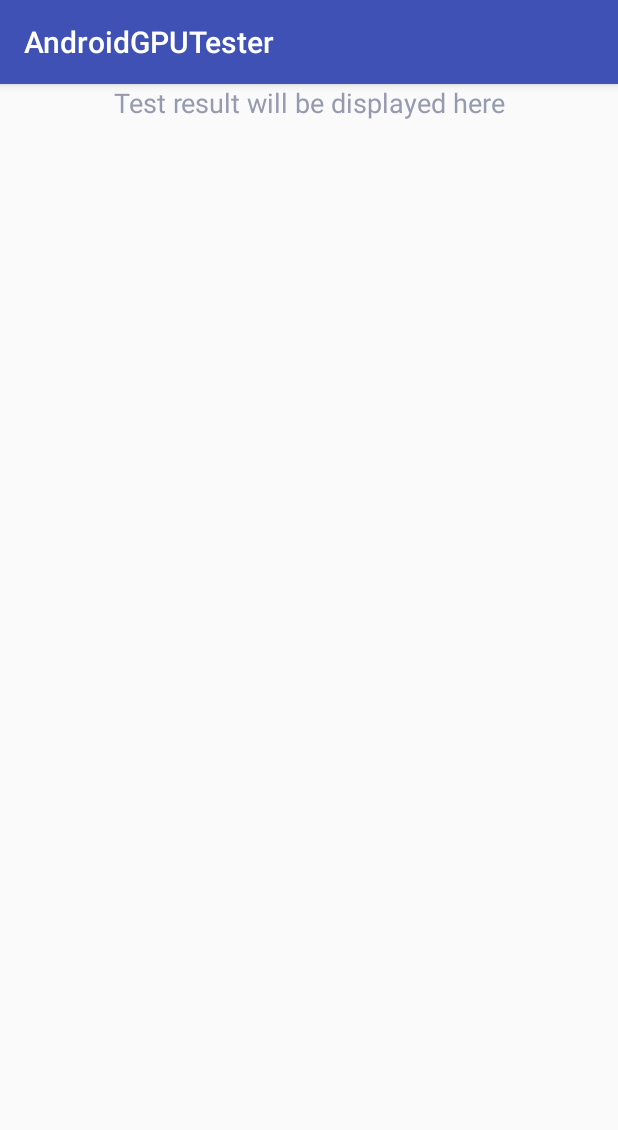
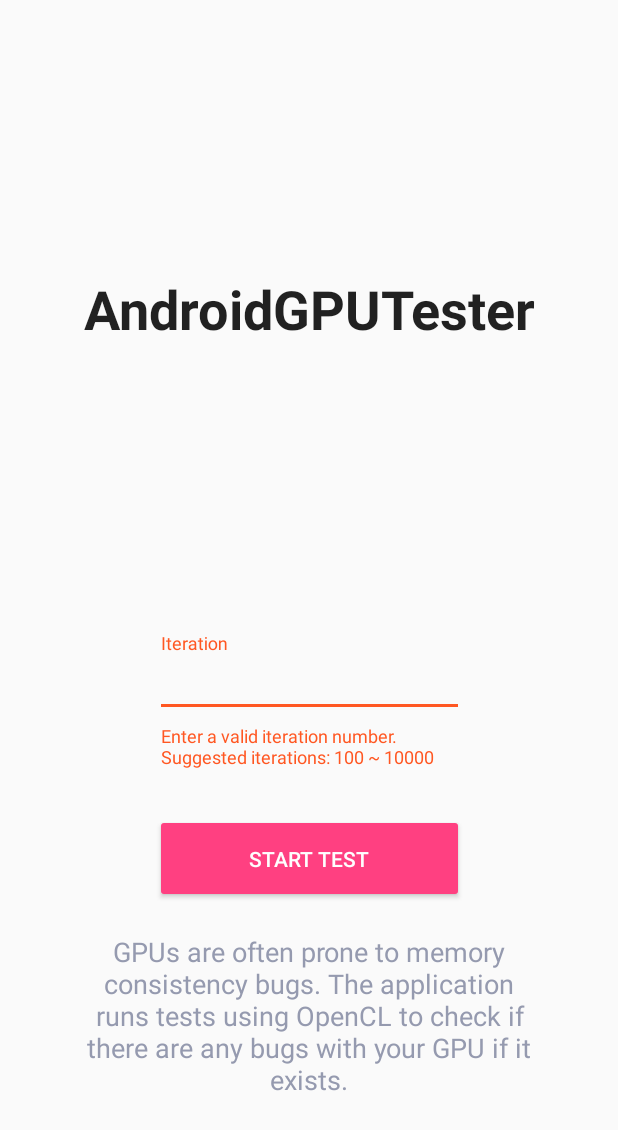
Before and after one commit to suhjohn/GPULitmusExecutor, an Android app: the screen it shows after launch (TestFinishedActivity before the commit, MainActivitiy after it), after a tap on "START TEST", on a phone screen of 412 x 824 dp. Shown: the top 1130 px of the screen. Run offline under Robolectric (Android 15) with nearby library versions, the phone set to English and light mode, and no system bars.

Commit message:
json + iteration input from application

```diff
--- a/app/build.gradle
+++ b/app/build.gradle
@@ -9,6 +9,10 @@ android {
         versionCode 1
         versionName "1.0"
         externalNativeBuild{
+            cmake{
+                cppFlags "-fexceptions -frtti -std=c++11"
+                arguments "-DANDROID_STL=c++_shared"
+            }
         }
         ndk{
             abiFilters 'arm64-v8a'
@@ -23,6 +27,7 @@ android {
     }
     externalNativeBuild {
         cmake {
+            version "3.10.2"
             path "./src/main/cpp/CMakeLists.txt"
         }
     }
@@ -38,4 +43,5 @@ dependencies {
     implementation fileTree(dir: 'libs', include: ['*.jar'])
     implementation 'com.android.support:appcompat-v7:28.0.0'
     implementation 'com.android.support.constraint:constraint-layout:1.1.3'
+    implementation 'com.android.support:design:28.0.0'
 }
--- a/app/src/main/cpp/CMakeLists.txt
+++ b/app/src/main/cpp/CMakeLists.txt
@@ -1,7 +1,9 @@
-cmake_minimum_required(VERSION 3.4.1)
+cmake_minimum_required(VERSION 3.10)
 
 
 # Include OpenCL
+set(CMAKE_CXX_STANDARD 17)
+
 set(jniLibsDir ${PROJECT_SOURCE_DIR}/../jniLibs/${ANDROID_ABI})
 
 include_directories(includes)
--- a/app/src/main/java/com/example/openclexample/MainActivitiy.java
+++ b/app/src/main/java/com/example/openclexample/MainActivitiy.java
@@ -1,26 +1,17 @@
-/*
- * Copyright (C) 2016 The Android Open Source Project
- *
- * Licensed under the Apache License, Version 2.0 (the "License");
- * you may not use this file except in compliance with the License.
- * You may obtain a copy of the License at
- *
- *      http://www.apache.org/licenses/LICENSE-2.0
- *
- * Unless required by applicable law or agreed to in writing, software
- * distributed under the License is distributed on an "AS IS" BASIS,
- * WITHOUT WARRANTIES OR CONDITIONS OF ANY KIND, either express or implied.
- * See the License for the specific language governing permissions and
- * limitations under the License.
- */
 package com.example.openclexample;
 
+import android.app.Activity;
+import android.content.Context;
 import android.content.Intent;
-import android.support.v7.app.AppCompatActivity;
+import android.support.design.widget.TextInputLayout;
 import android.os.Bundle;
 import android.view.View;
+import android.view.inputmethod.InputMethodManager;
+import android.widget.EditText;
 
-public class MainActivitiy extends AppCompatActivity {
+public class MainActivitiy extends Activity {
+    TextInputLayout iterationInputWrapper;
+
     @Override
     protected void onCreate(Bundle savedInstanceState) {
         super.onCreate(savedInstanceState);
@@ -29,10 +20,50 @@ public class MainActivitiy extends AppCompatActivity {
          * function.
          */
         setContentView(R.layout.activity_main);
+        iterationInputWrapper = (TextInputLayout)
+                findViewById(R.id.activity_main_test_start_form_iteration);
+
+    }
+
+    private void hideKeyboard() {
+        View view = getCurrentFocus();
+        if (view != null) {
+            ((InputMethodManager) getSystemService(Context.INPUT_METHOD_SERVICE)).
+                    hideSoftInputFromWindow(view.getWindowToken(),
+                            InputMethodManager.HIDE_NOT_ALWAYS);
+        }
     }
 
     public void executeTest(View view) {
+        hideKeyboard();
+        EditText iterationText = iterationInputWrapper.getEditText();
+        String iteration = iterationText.getText().toString();
+        if (!validateIterationInput(iteration)) return;
+        Integer iterationAsInt = Integer.parseInt(iteration);
         Intent intent = new Intent(MainActivitiy.this, TestFinishedActivity.class);
+        Bundle bundle = new Bundle();
+        bundle.putInt("iteration", iterationAsInt);
+        intent.putExtras(bundle);
         startActivity(intent);
     }
+
+    private boolean validateIterationInput(String iteration) {
+        if (iteration.matches("")) {
+            iterationInputWrapper.setError(
+                    "Enter a valid iteration number. Suggested iterations: 100 ~ 10000"
+            );
+            return false;
+        }
+        try {
+            Integer.parseInt(iteration);
+        } catch (NumberFormatException e) {
+            iterationInputWrapper.setError(
+                    "Enter a valid iteration number. Suggested iterations: 100 ~ 10000"
+            );
+            return false;
+        }
+        return true;
+    }
+
+
 }
--- a/app/src/main/res/layout/activity_main.xml
+++ b/app/src/main/res/layout/activity_main.xml
@@ -14,11 +14,11 @@
         android:layout_width="fill_parent"
         android:layout_height="0dp"
         android:layout_weight="1"
+        android:background="@android:color/transparent"
+        android:gravity="center_vertical"
         android:text="@string/app_name"
         android:textAlignment="center"
-        android:gravity="center_vertical"
         android:textAppearance="@style/TextAppearance.AppCompat.Headline"
-        android:background="@android:color/transparent"
         android:textSize="36sp"
         android:textStyle="bold" />
 
@@ -27,6 +27,35 @@
         android:layout_height="0dp"
         android:layout_weight="1"
         android:orientation="vertical">
+
+        <android.support.constraint.ConstraintLayout
+            android:id="@+id/activity_main_test_start_form"
+            android:layout_width="fill_parent"
+            android:layout_height="wrap_content"
+            android:layout_marginTop="10dp"
+            android:layout_marginBottom="10dp"
+            android:orientation="horizontal">
+
+            <android.support.design.widget.TextInputLayout
+                android:id="@+id/activity_main_test_start_form_iteration"
+                android:layout_width="0dp"
+                android:layout_height="wrap_content"
+                app:layout_constraintBottom_toBottomOf="parent"
+                app:layout_constraintEnd_toEndOf="parent"
+                app:layout_constraintStart_toStartOf="parent"
+                app:layout_constraintTop_toTopOf="parent"
+                app:layout_constraintWidth_percent=".5">
+
+                <EditText
+                    android:id="@+id/editText"
+                    android:inputType="number"
+                    android:layout_width="fill_parent"
+                    android:layout_height="wrap_content"
+                    android:hint="Iteration" />
+
+            </android.support.design.widget.TextInputLayout>
+        </android.support.constraint.ConstraintLayout>
+
 
         <android.support.constraint.ConstraintLayout
             android:id="@+id/activity_main_test_start_container"
@@ -38,15 +67,14 @@
 
             <android.support.v7.widget.AppCompatButton
                 android:id="@+id/activity_main_test_start_button"
+                style="@style/Widget.AppCompat.Button.Colored"
                 android:layout_width="0dp"
                 android:layout_height="wrap_content"
                 android:layout_centerInParent="true"
-                android:backgroundTint="@color/colorPrimary"
+                android:backgroundTint="@color/colorAccent"
                 android:elevation="10dp"
                 android:onClick="executeTest"
                 android:padding="20dp"
-                android:state_enabled="true"
-                android:state_pressed="true"
                 android:text="@string/main_test_button"
                 android:textAppearance="@style/TextAppearance.AppCompat.Button"
                 android:textColor="@color/white"
```
Also changed, not shown: app/src/main/java/com/example/openclexample/TestFinishedActivity.java (+13 -23 lines), 2 other files.
